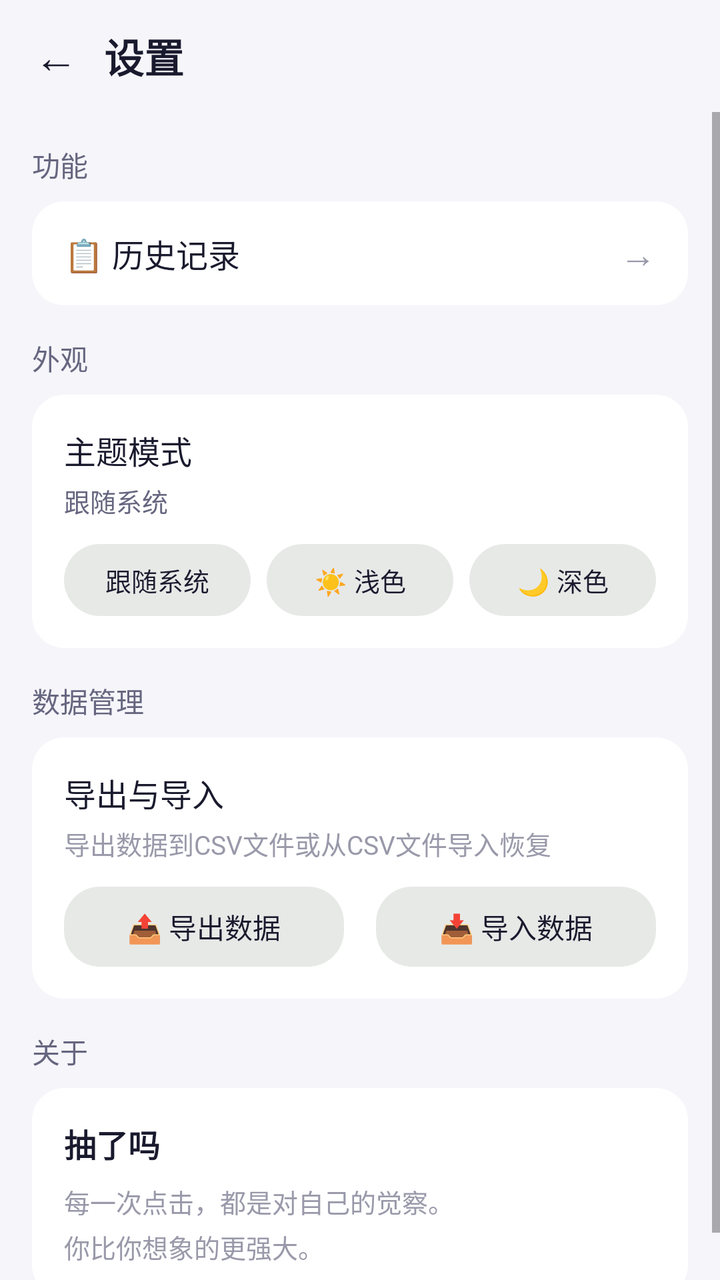
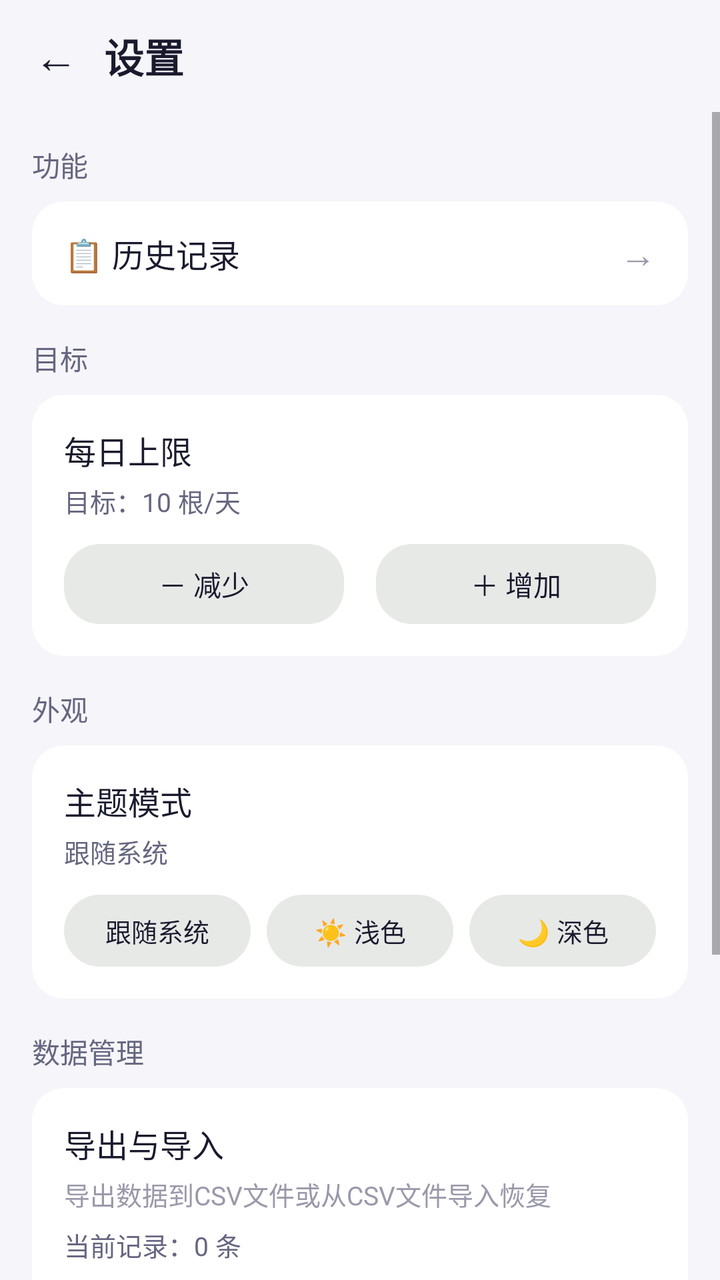

Screens rendered from an Android XML layout before and after an edit, with the pre-edit source and the edit as a unified diff.
<!-- AndroidManifest.xml: application theme Theme.QuitSmoke -->
<!-- res/layout/activity_settings.xml -->
<?xml version="1.0" encoding="utf-8"?>
<LinearLayout xmlns:android="http://schemas.android.com/apk/res/android"
    android:layout_width="match_parent"
    android:layout_height="match_parent"
    android:background="@color/bg_main"
    android:orientation="vertical"
    android:fitsSystemWindows="true">

    
    <LinearLayout
        android:layout_width="match_parent"
        android:layout_height="56dp"
        android:gravity="center_vertical"
        android:paddingStart="4dp"
        android:paddingEnd="16dp">

        <TextView
            android:id="@+id/btn_back_settings"
            android:layout_width="48dp"
            android:layout_height="48dp"
            android:gravity="center"
            android:text="←"
            android:textColor="@color/text_primary"
            android:textSize="22sp"
            android:clickable="true"
            android:focusable="true" />

        <TextView
            android:layout_width="wrap_content"
            android:layout_height="wrap_content"
            android:text="设置"
            android:textColor="@color/text_primary"
            android:textSize="20sp"
            android:textStyle="bold" />
    </LinearLayout>

    <ScrollView
        android:layout_width="match_parent"
        android:layout_height="match_parent"
        android:fillViewport="true">

        <LinearLayout
            android:layout_width="match_parent"
            android:layout_height="wrap_content"
            android:orientation="vertical"
            android:padding="16dp">

            
            <TextView
                android:layout_width="wrap_content"
                android:layout_height="wrap_content"
                android:text="功能"
                android:textColor="@color/text_secondary"
                android:textSize="14sp"
                android:layout_marginBottom="8dp" />

            <LinearLayout
                android:layout_width="match_parent"
                android:layout_height="wrap_content"
                android:background="@drawable/card_background"
                android:orientation="vertical"
                android:layout_marginBottom="16dp">

                
                <LinearLayout
                    android:id="@+id/item_history"
                    android:layout_width="match_parent"
                    android:layout_height="52dp"
                    android:gravity="center_vertical"
                    android:orientation="horizontal"
                    android:paddingStart="16dp"
                    android:paddingEnd="16dp"
                    android:clickable="true"
                    android:focusable="true"
                    android:background="?attr/selectableItemBackground">

                    <TextView
                        android:layout_width="0dp"
                        android:layout_height="wrap_content"
                        android:layout_weight="1"
                        android:text="📋 历史记录"
                        android:textColor="@color/text_primary"
                        android:textSize="16sp" />

                    <TextView
                        android:layout_width="wrap_content"
                        android:layout_height="wrap_content"
                        android:text="→"
                        android:textColor="@color/text_hint"
                        android:textSize="18sp" />
                </LinearLayout>

            </LinearLayout>

            
            <TextView
                android:layout_width="wrap_content"
                android:layout_height="wrap_content"
                android:text="外观"
                android:textColor="@color/text_secondary"
                android:textSize="14sp"
                android:layout_marginBottom="8dp" />

            <LinearLayout
                android:layout_width="match_parent"
                android:layout_height="wrap_content"
                android:background="@drawable/card_background"
                android:orientation="vertical"
                android:padding="16dp"
                android:layout_marginBottom="16dp">

                
                <TextView
                    android:layout_width="wrap_content"
                    android:layout_height="wrap_content"
                    android:text="主题模式"
                    android:textColor="@color/text_primary"
                    android:textSize="16sp" />

                <TextView
                    android:id="@+id/tv_theme_mode"
                    android:layout_width="wrap_content"
                    android:layout_height="wrap_content"
                    android:layout_marginTop="4dp"
                    android:text="跟随系统"
                    android:textColor="@color/text_secondary"
                    android:textSize="13sp" />

                <LinearLayout
                    android:layout_width="match_parent"
                    android:layout_height="wrap_content"
                    android:layout_marginTop="12dp"
                    android:orientation="horizontal">

                    <TextView
                        android:id="@+id/btn_theme_system"
                        android:layout_width="0dp"
                        android:layout_height="36dp"
                        android:layout_weight="1"
                        android:background="@drawable/btn_undo_bg"
                        android:clickable="true"
                        android:focusable="true"
                        android:gravity="center"
                        android:text="跟随系统"
                        android:textColor="@color/text_primary"
                        android:textSize="13sp"
                        android:layout_marginEnd="4dp" />

                    <TextView
                        android:id="@+id/btn_theme_light"
                        android:layout_width="0dp"
                        android:layout_height="36dp"
                        android:layout_weight="1"
                        android:background="@drawable/btn_undo_bg"
                        android:clickable="true"
                        android:focusable="true"
                        android:gravity="center"
                        android:text="☀️ 浅色"
                        android:textColor="@color/text_primary"
                        android:textSize="13sp"
                        android:layout_marginStart="4dp"
                        android:layout_marginEnd="4dp" />

                    <TextView
                        android:id="@+id/btn_theme_dark"
                        android:layout_width="0dp"
                        android:layout_height="36dp"
                        android:layout_weight="1"
                        android:background="@drawable/btn_undo_bg"
                        android:clickable="true"
                        android:focusable="true"
                        android:gravity="center"
                        android:text="🌙 深色"
                        android:textColor="@color/text_primary"
                        android:textSize="13sp"
                        android:layout_marginStart="4dp" />
                </LinearLayout>
            </LinearLayout>

            
            <TextView
                android:layout_width="wrap_content"
                android:layout_height="wrap_content"
                android:text="数据管理"
                android:textColor="@color/text_secondary"
                android:textSize="14sp"
                android:layout_marginBottom="8dp" />

            <LinearLayout
                android:layout_width="match_parent"
                android:layout_height="wrap_content"
                android:background="@drawable/card_background"
                android:orientation="vertical"
                android:padding="16dp"
                android:layout_marginBottom="16dp">

                <TextView
                    android:layout_width="wrap_content"
                    android:layout_height="wrap_content"
                    android:text="导出与导入"
                    android:textColor="@color/text_primary"
                    android:textSize="16sp" />

                <TextView
                    android:layout_width="wrap_content"
                    android:layout_height="wrap_content"
                    android:layout_marginTop="4dp"
                    android:text="导出数据到CSV文件或从CSV文件导入恢复"
                    android:textColor="@color/text_hint"
                    android:textSize="13sp" />

                <LinearLayout
                    android:layout_width="match_parent"
                    android:layout_height="wrap_content"
                    android:layout_marginTop="12dp"
                    android:orientation="horizontal">

                    
                    <TextView
                        android:id="@+id/btn_export"
                        android:layout_width="0dp"
                        android:layout_height="40dp"
                        android:layout_weight="1"
                        android:background="@drawable/btn_undo_bg"
                        android:clickable="true"
                        android:focusable="true"
                        android:gravity="center"
                        android:text="📤 导出数据"
                        android:textColor="@color/text_primary"
                        android:textSize="14sp"
                        android:layout_marginEnd="8dp" />

                    
                    <TextView
                        android:id="@+id/btn_import"
                        android:layout_width="0dp"
                        android:layout_height="40dp"
                        android:layout_weight="1"
                        android:background="@drawable/btn_undo_bg"
                        android:clickable="true"
                        android:focusable="true"
                        android:gravity="center"
                        android:text="📥 导入数据"
                        android:textColor="@color/text_primary"
                        android:textSize="14sp"
                        android:layout_marginStart="8dp" />
                </LinearLayout>

                
                <TextView
                    android:id="@+id/tv_export_result"
                    android:layout_width="match_parent"
                    android:layout_height="wrap_content"
                    android:layout_marginTop="8dp"
                    android:textColor="@color/green_good"
                    android:textSize="12sp"
                    android:visibility="gone" />
            </LinearLayout>

            
            <TextView
                android:layout_width="wrap_content"
                android:layout_height="wrap_content"
                android:text="关于"
                android:textColor="@color/text_secondary"
                android:textSize="14sp"
                android:layout_marginBottom="8dp" />

            <LinearLayout
                android:layout_width="match_parent"
                android:layout_height="wrap_content"
                android:background="@drawable/card_background"
                android:orientation="vertical"
                android:padding="16dp">

                <TextView
                    android:id="@+id/tv_app_version"
                    android:layout_width="wrap_content"
                    android:layout_height="wrap_content"
                    android:text="抽了吗"
                    android:textColor="@color/text_primary"
                    android:textSize="16sp"
                    android:textStyle="bold" />

                <TextView
                    android:layout_width="wrap_content"
                    android:layout_height="wrap_content"
                    android:layout_marginTop="8dp"
                    android:text="每一次点击，都是对自己的觉察。\n你比你想象的更强大。"
                    android:textColor="@color/text_hint"
                    android:textSize="13sp"
                    android:lineSpacingExtra="4dp" />
            </LinearLayout>

        </LinearLayout>
    </ScrollView>
</LinearLayout>
<!-- resources referenced by this layout -->
<resources>
  <color name="bg_main">#F5F5FA</color>
  <color name="green_good">#4CAF50</color>
  <color name="text_hint">#9999AA</color>
  <color name="text_primary">#1A1A2E</color>
  <color name="text_secondary">#666680</color>
  <!-- drawable btn_undo_bg (drawable) -->
  <?xml version="1.0" encoding="utf-8"?>
  <shape xmlns:android="http://schemas.android.com/apk/res/android"
      android:shape="rectangle">
      <solid android:color="@color/btn_secondary_bg" />
      <corners android:radius="18dp" />
  </shape>
  <!-- drawable card_background (drawable) -->
  <?xml version="1.0" encoding="utf-8"?>
  <shape xmlns:android="http://schemas.android.com/apk/res/android"
      android:shape="rectangle">
      <solid android:color="@color/card_bg" />
      <corners android:radius="16dp" />
  </shape>
  <style name="Theme.QuitSmoke" parent="Theme.MaterialComponents.DayNight.NoActionBar">
          <item name="colorPrimary">#FF6B6B</item>
          <item name="colorPrimaryVariant">#EE5A24</item>
          <item name="colorOnPrimary">#FFFFFF</item>
          <item name="colorSecondary">#4CAF50</item>
          <item name="colorSecondaryVariant">#66BB6A</item>
          <item name="colorOnSecondary">#FFFFFF</item>
          <item name="android:windowBackground">@color/bg_main</item>
          
          <item name="android:statusBarColor">@android:color/transparent</item>
          <item name="android:navigationBarColor">@color/nav_bar</item>
          <item name="android:windowTranslucentStatus">false</item>
          <item name="android:windowDrawsSystemBarBackgrounds">true</item>
      </style>
  <color name="btn_secondary_bg">#1A1A2E1A</color>
  <color name="card_bg">#FFFFFF</color>
  <color name="nav_bar">#F5F5FA</color>
</resources>

<!-- the commit's change to res/layout/activity_settings.xml (unified diff, before → after) -->
@@ -96,6 +96,75 @@
             <TextView
                 android:layout_width="wrap_content"
                 android:layout_height="wrap_content"
+                android:text="目标"
+                android:textColor="@color/text_secondary"
+                android:textSize="14sp"
+                android:layout_marginBottom="8dp" />
+
+            <LinearLayout
+                android:layout_width="match_parent"
+                android:layout_height="wrap_content"
+                android:background="@drawable/card_background"
+                android:orientation="vertical"
+                android:padding="16dp"
+                android:layout_marginBottom="16dp">
+
+                <TextView
+                    android:layout_width="wrap_content"
+                    android:layout_height="wrap_content"
+                    android:text="每日上限"
+                    android:textColor="@color/text_primary"
+                    android:textSize="16sp" />
+
+                <TextView
+                    android:id="@+id/tv_daily_target"
+                    android:layout_width="wrap_content"
+                    android:layout_height="wrap_content"
+                    android:layout_marginTop="4dp"
+                    android:text="目标：10 根/天"
+                    android:textColor="@color/text_secondary"
+                    android:textSize="13sp" />
+
+                <LinearLayout
+                    android:layout_width="match_parent"
+                    android:layout_height="wrap_content"
+                    android:layout_marginTop="12dp"
+                    android:orientation="horizontal">
+
+                    <TextView
+                        android:id="@+id/btn_target_minus"
+                        android:layout_width="0dp"
+                        android:layout_height="40dp"
+                        android:layout_weight="1"
+                        android:background="@drawable/btn_undo_bg"
+                        android:clickable="true"
+                        android:focusable="true"
+                        android:gravity="center"
+                        android:text="－ 减少"
+                        android:textColor="@color/text_primary"
+                        android:textSize="14sp"
+                        android:layout_marginEnd="8dp" />
+
+                    <TextView
+                        android:id="@+id/btn_target_plus"
+                        android:layout_width="0dp"
+                        android:layout_height="40dp"
+                        android:layout_weight="1"
+                        android:background="@drawable/btn_undo_bg"
+                        android:clickable="true"
+                        android:focusable="true"
+                        android:gravity="center"
+                        android:text="＋ 增加"
+                        android:textColor="@color/text_primary"
+                        android:textSize="14sp"
+                        android:layout_marginStart="8dp" />
+                </LinearLayout>
+            </LinearLayout>
+
+            
+            <TextView
+                android:layout_width="wrap_content"
+                android:layout_height="wrap_content"
                 android:text="外观"
                 android:textColor="@color/text_secondary"
                 android:textSize="14sp"
@@ -207,6 +276,15 @@
                     android:layout_marginTop="4dp"
                     android:text="导出数据到CSV文件或从CSV文件导入恢复"
                     android:textColor="@color/text_hint"
+                    android:textSize="13sp" />
+
+                <TextView
+                    android:id="@+id/tv_total_records"
+                    android:layout_width="wrap_content"
+                    android:layout_height="wrap_content"
+                    android:layout_marginTop="6dp"
+                    android:text="当前记录：0 条"
+                    android:textColor="@color/text_secondary"
                     android:textSize="13sp" />
 
                 <LinearLayout
